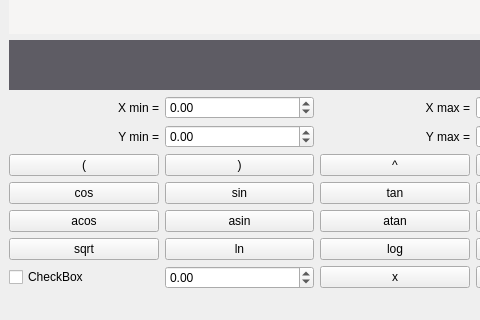
superboyAmira/SmartCalc, file src/Views/calc.ui: the form before one commit; both pictures show x 0 to 480 and y 457 to 777 of the 1102 by 777 pixel window.
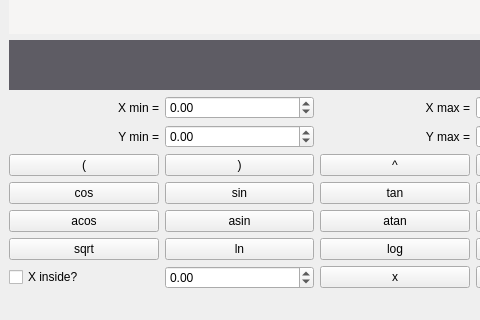
The form after the commit. Custom widgets are drawn as their Qt base class.

What changed in the file:
```diff
--- a/src/Views/calc.ui
+++ b/src/Views/calc.ui
@@ -244,7 +244,7 @@
       <item row="6" column="0">
        <widget class="QCheckBox" name="checkBox_x">
         <property name="text">
-         <string>CheckBox</string>
+         <string>X inside?</string>
         </property>
        </widget>
       </item>
```
